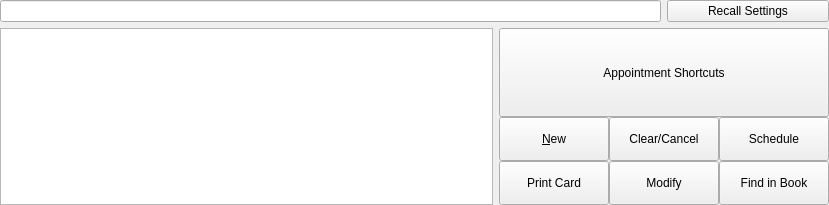
rowinggolfer/openmolar1, file src/openmolar/qt-designer/patient_diary.ui: the form before one commit.
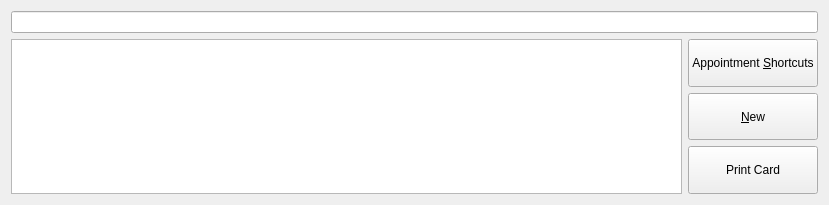
The form after the commit. Icons and pictures are not drawn.

Commit message: transtitional commit of a simpler appointment interface

The edit to the form file:
```diff
--- a/src/openmolar/qt-designer/patient_diary.ui
+++ b/src/openmolar/qt-designer/patient_diary.ui
@@ -14,57 +14,10 @@
    <string>Form</string>
   </property>
   <layout class="QGridLayout" name="gridLayout">
-   <property name="margin">
-    <number>0</number>
-   </property>
-   <property name="spacing">
-    <number>6</number>
-   </property>
-   <item row="0" column="0" colspan="2">
-    <widget class="QLineEdit" name="appt_memo_lineEdit">
-     <property name="toolTip">
-      <string>&lt;html&gt;&lt;head/&gt;&lt;body&gt;&lt;p&gt;A place to keep a reminder of the patients appointment preferences.&lt;/p&gt;&lt;p&gt;Eg. &amp;quot;30 minute appointments for examinations&amp;quot; etc. &lt;/p&gt;&lt;/body&gt;&lt;/html&gt;</string>
-     </property>
-     <property name="styleSheet">
-      <string notr="true">color:rgb(255, 0, 0)</string>
-     </property>
-    </widget>
-   </item>
-   <item row="0" column="2">
-    <widget class="QPushButton" name="recall_settings_pushButton">
-     <property name="text">
-      <string>Recall Settings</string>
-     </property>
-    </widget>
-   </item>
-   <item row="1" column="0">
+   <item row="1" column="0" rowspan="3">
     <widget class="QTreeView" name="pt_diary_treeView"/>
    </item>
-   <item row="1" column="1" colspan="2">
-    <widget class="QFrame" name="appt_buttons_frame">
-     <property name="enabled">
-      <bool>true</bool>
-     </property>
-     <property name="minimumSize">
-      <size>
-       <width>330</width>
-       <height>0</height>
-      </size>
-     </property>
-     <property name="frameShape">
-      <enum>QFrame::NoFrame</enum>
-     </property>
-     <property name="frameShadow">
-      <enum>QFrame::Raised</enum>
-     </property>
-     <layout class="QVBoxLayout" name="verticalLayout_33">
-      <property name="spacing">
-       <number>0</number>
-      </property>
-      <property name="margin">
-       <number>0</number>
-      </property>
-      <item>
+   <item row="1" column="1">
        <widget class="QPushButton" name="apptWizard_pushButton">
         <property name="enabled">
          <bool>true</bool>
@@ -79,13 +32,11 @@
          <string>A Wizard to select some common appointment combinations</string>
         </property>
         <property name="text">
-         <string>Appointment Shortcuts</string>
+      <string>Appointment &amp;Shortcuts</string>
         </property>
        </widget>
       </item>
-      <item>
-       <layout class="QGridLayout" name="gridLayout_16">
-        <item row="0" column="0">
+   <item row="2" column="1">
          <widget class="QPushButton" name="newAppt_pushButton">
           <property name="sizePolicy">
            <sizepolicy hsizetype="Minimum" vsizetype="Expanding">
@@ -111,98 +62,7 @@
           </property>
          </widget>
         </item>
-        <item row="0" column="1">
-         <widget class="QPushButton" name="clearAppt_pushButton">
-          <property name="enabled">
-           <bool>true</bool>
-          </property>
-          <property name="sizePolicy">
-           <sizepolicy hsizetype="Minimum" vsizetype="Expanding">
-            <horstretch>0</horstretch>
-            <verstretch>0</verstretch>
-           </sizepolicy>
-          </property>
-          <property name="maximumSize">
-           <size>
-            <width>16777215</width>
-            <height>16777215</height>
-           </size>
-          </property>
-          <property name="toolTip">
-           <string>delete or cancel the appointment</string>
-          </property>
-          <property name="text">
-           <string>Clear/Cancel</string>
-          </property>
-          <property name="icon">
-           <iconset resource="../resources/resources.qrc">
-            <normaloff>:/eraser.png</normaloff>:/eraser.png</iconset>
-          </property>
-         </widget>
-        </item>
-        <item row="0" column="2" rowspan="2">
-         <layout class="QVBoxLayout" name="verticalLayout_31">
-          <item>
-           <widget class="QPushButton" name="scheduleAppt_pushButton">
-            <property name="enabled">
-             <bool>true</bool>
-            </property>
-            <property name="sizePolicy">
-             <sizepolicy hsizetype="Minimum" vsizetype="Expanding">
-              <horstretch>0</horstretch>
-              <verstretch>0</verstretch>
-             </sizepolicy>
-            </property>
-            <property name="maximumSize">
-             <size>
-              <width>16777215</width>
-              <height>16777215</height>
-             </size>
-            </property>
-            <property name="toolTip">
-             <string>Make the selected appointment</string>
-            </property>
-            <property name="text">
-             <string>Schedule</string>
-            </property>
-            <property name="icon">
-             <iconset resource="../resources/resources.qrc">
-              <normaloff>:/month.png</normaloff>:/month.png</iconset>
-            </property>
-           </widget>
-          </item>
-          <item>
-           <widget class="QPushButton" name="findAppt_pushButton">
-            <property name="enabled">
-             <bool>true</bool>
-            </property>
-            <property name="sizePolicy">
-             <sizepolicy hsizetype="Minimum" vsizetype="Expanding">
-              <horstretch>0</horstretch>
-              <verstretch>0</verstretch>
-             </sizepolicy>
-            </property>
-            <property name="maximumSize">
-             <size>
-              <width>16777215</width>
-              <height>16777215</height>
-             </size>
-            </property>
-            <property name="toolTip">
-             <string>Find the appointment in the the practice appointment list</string>
-            </property>
-            <property name="text">
-             <string>Find in Book</string>
-            </property>
-            <property name="icon">
-             <iconset resource="../resources/resources.qrc">
-              <normaloff>:/schedule.png</normaloff>:/schedule.png</iconset>
-            </property>
-           </widget>
-          </item>
-         </layout>
-        </item>
-        <item row="1" column="0">
+   <item row="3" column="1">
          <widget class="QPushButton" name="printAppt_pushButton">
           <property name="enabled">
            <bool>true</bool>
@@ -231,34 +91,14 @@
           </property>
          </widget>
         </item>
-        <item row="1" column="1">
-         <widget class="QPushButton" name="modifyAppt_pushButton">
-          <property name="enabled">
-           <bool>true</bool>
-          </property>
-          <property name="sizePolicy">
-           <sizepolicy hsizetype="Minimum" vsizetype="Expanding">
-            <horstretch>0</horstretch>
-            <verstretch>0</verstretch>
-           </sizepolicy>
-          </property>
-          <property name="maximumSize">
-           <size>
-            <width>16777215</width>
-            <height>16777215</height>
-           </size>
-          </property>
+   <item row="0" column="0" colspan="2">
+    <widget class="QLineEdit" name="appt_memo_lineEdit">
           <property name="toolTip">
-           <string>Allows modifcation of certain criteria for this appointment</string>
-          </property>
-          <property name="text">
-           <string>Modify</string>
-          </property>
-         </widget>
-        </item>
-       </layout>
-      </item>
-     </layout>
+      <string>&lt;html&gt;&lt;head/&gt;&lt;body&gt;&lt;p&gt;A place to keep a reminder of the patients appointment preferences.&lt;/p&gt;&lt;p&gt;Eg. &amp;quot;30 minute appointments for examinations&amp;quot; etc. &lt;/p&gt;&lt;/body&gt;&lt;/html&gt;</string>
+     </property>
+     <property name="styleSheet">
+      <string notr="true">color:rgb(255, 0, 0)</string>
+     </property>
     </widget>
    </item>
   </layout>
```
Lines whose indentation alone changed are shown as unchanged. The commit also changes 18 other files.
